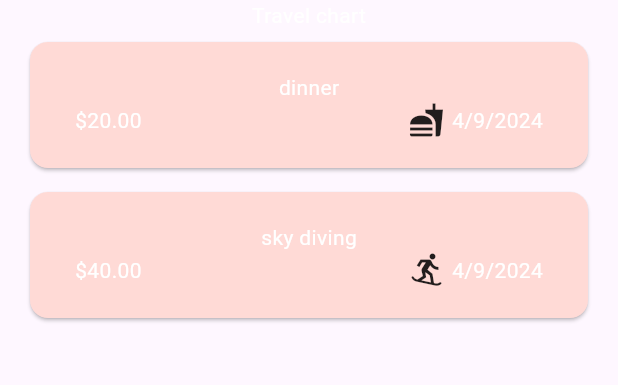
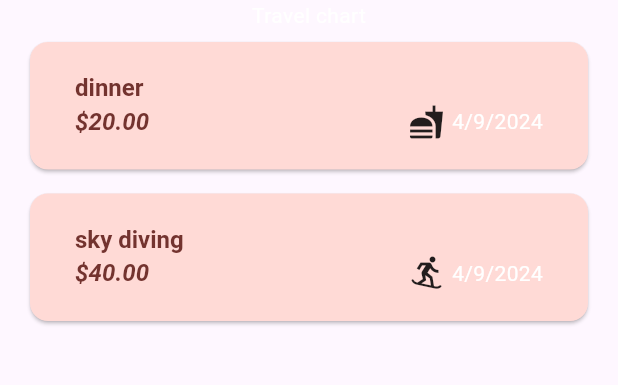
Before and after one commit to JenkinHe/travelexpenseapp-flutter, a Flutter app: the screen it shows after launch, on a phone screen of 412 x 824 dp, the part 114-499 px from its top. Run offline on Flutter 3.47's test engine with Material 3 defaults, Android fonts, the phone set to English and light mode, and no system bars.

```diff
--- a/travelexpenses/lib/widgets/expense_list/expense_item.dart
+++ b/travelexpenses/lib/widgets/expense_list/expense_item.dart
@@ -1,37 +1,47 @@
-
 import 'package:flutter/material.dart';
 import 'package:travelexpenses/models/expense.dart';
 
-class ExpenseItem extends StatelessWidget{
-  const ExpenseItem(this.expense,{super.key});
+class ExpenseItem extends StatelessWidget {
+  const ExpenseItem(this.expense, {super.key});
 
   final Expense expense;
 
   @override
-  Widget build( context) {
-
-    return  Card(
+  Widget build(context) {
+    return Card(
       child: Padding(
-        padding: const EdgeInsets.symmetric(
-          horizontal: 30,
-          vertical: 20
-        ),
-        child:
-        Column(children: [
-            Text(expense.title),
+        padding: const EdgeInsets.symmetric(horizontal: 30, vertical: 20),
+        child: Column(
+          crossAxisAlignment: CrossAxisAlignment.start,
+          children: [
+            Text(
+              expense.title,
+              style: Theme.of(context)
+                  .textTheme
+                  .headlineSmall, //make it use headline small theme
+            ),
             Row(
               children: [
-                Text('\$${expense.amount.toStringAsFixed(2)}'),
+                Text(
+                  '\$${expense.amount.toStringAsFixed(2)}',
+                  style: Theme.of(context).textTheme.headlineSmall!.copyWith(
+                        fontStyle: FontStyle.italic,
+                      ),
+                ),
                 const Spacer(),
-                Row(children: [
-                  Icon(categoryIcons[expense.category]),
-                  const SizedBox(width: 5,),
-                  Text(expense.formattedDate)
-                ],)
+                Row(
+                  children: [
+                    Icon(categoryIcons[expense.category]),
+                    const SizedBox(
+                      width: 5,
+                    ),
+                    Text(expense.formattedDate)
+                  ],
+                )
               ],
             )
-
-        ],),
+          ],
+        ),
       ),
     );
   }
--- a/travelexpenses/lib/widgets/expense_list/expense_list_widget.dart
+++ b/travelexpenses/lib/widgets/expense_list/expense_list_widget.dart
@@ -17,6 +17,12 @@ class ExpensesList extends StatelessWidget {
             onRemoveExpense(allExpenses[index]);
           },
           key: ValueKey(allExpenses[index]),
+          background: Container(
+            color: Theme.of(context).colorScheme.error.withOpacity(0.75),
+            margin:  EdgeInsets.symmetric(
+              horizontal: Theme.of(context).cardTheme.margin!.horizontal,
+            ),
+          ),
           child:ExpenseItem(allExpenses[index])
         )
     );
```
Also changed, not shown: travelexpenses/lib/main.dart (+26 -8 lines).
